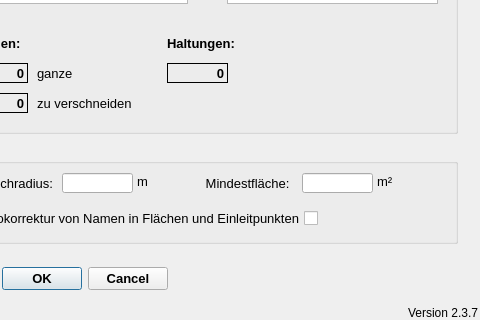
This is qkan/linkflaechen/res/application_createlinefl.ui in hoettges/QKan as Qt 5 draws it before an edit; both pictures show x 293 to 773 and y 257 to 577 of the 773 by 577 pixel window. The edited form follows.
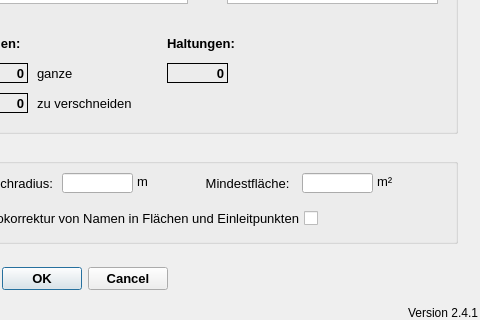
This is the edited form.

The edit to the form file:
```diff
--- a/qkan/linkflaechen/res/application_createlinefl.ui
+++ b/qkan/linkflaechen/res/application_createlinefl.ui
@@ -52,7 +52,7 @@
     <string>Version QKan Import</string>
    </property>
    <property name="text">
-    <string>Version 2.3.7</string>
+    <string>Version 2.4.1</string>
    </property>
    <property name="alignment">
     <set>Qt::AlignRight|Qt::AlignTrailing|Qt::AlignVCenter</set>
```
